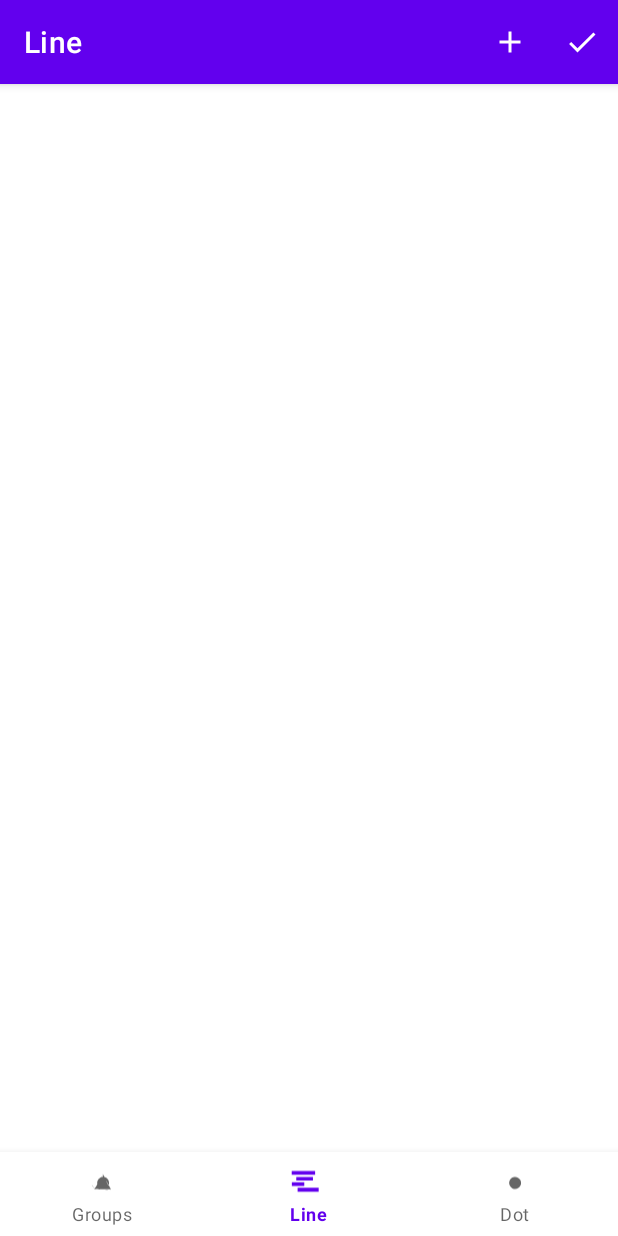
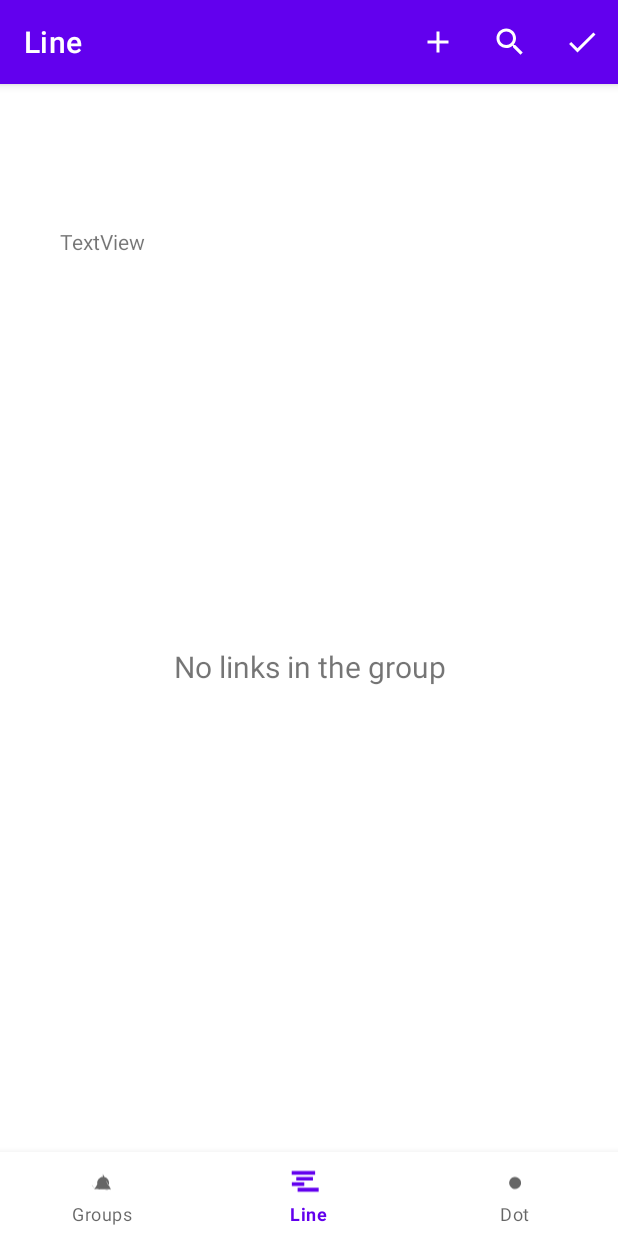
Before and after one commit to drogatkin/SharableLinks, an Android app: the LineFragment screen opened through its navigation route, on a phone screen of 412 x 824 dp. Run offline under Robolectric (Android 15) with nearby library versions, the phone set to English and light mode, and no system bars; our stand-ins replace navigation-ui; libraries missing offline, so code that uses them is left out: rogatkin.mobile.data; 1 statement that could not run was skipped.

Commit message:
major functionality of groups done, the code expects refactorin to reduce bloating and boilerplate

```diff
--- /dev/null
+++ b/app/src/main/res/drawable/ic_baseline_search_24.xml
@@ -0,0 +1,10 @@
+<vector xmlns:android="http://schemas.android.com/apk/res/android"
+    android:width="24dp"
+    android:height="24dp"
+    android:viewportWidth="24"
+    android:viewportHeight="24"
+    android:tint="?attr/colorControlNormal">
+  <path
+      android:fillColor="@android:color/white"
+      android:pathData="M15.5,14h-0.79l-0.28,-0.27C15.41,12.59 16,11.11 16,9.5 16,5.91 13.09,3 9.5,3S3,5.91 3,9.5 5.91,16 9.5,16c1.61,0 3.09,-0.59 4.23,-1.57l0.27,0.28v0.79l5,4.99L20.49,19l-4.99,-5zM9.5,14C7.01,14 5,11.99 5,9.5S7.01,5 9.5,5 14,7.01 14,9.5 11.99,14 9.5,14z"/>
+</vector>
--- a/app/src/main/res/layout/activity_main.xml
+++ b/app/src/main/res/layout/activity_main.xml
@@ -22,9 +22,9 @@
         android:id="@+id/nav_host_fragment"
         android:name="androidx.navigation.fragment.NavHostFragment"
         android:layout_width="match_parent"
-        android:layout_height="match_parent"
+        android:layout_height="610dp"
         app:defaultNavHost="true"
-        app:layout_constraintBottom_toTopOf="@id/nav_view"
+        app:layout_constraintBottom_toTopOf="@+id/nav_view"
         app:layout_constraintLeft_toLeftOf="parent"
         app:layout_constraintRight_toRightOf="parent"
         app:layout_constraintTop_toTopOf="parent"
--- a/app/src/main/res/layout/fragment_groups.xml
+++ b/app/src/main/res/layout/fragment_groups.xml
@@ -31,8 +31,8 @@
 
     <EditText
         android:id="@+id/ed_groupname"
-        android:layout_width="wrap_content"
-        android:layout_height="wrap_content"
+        android:layout_width="306dp"
+        android:layout_height="41dp"
         android:layout_marginTop="8dp"
         android:ems="10"
         android:hint="@string/ht_groupnane"
--- a/app/src/main/res/layout/fragment_line.xml
+++ b/app/src/main/res/layout/fragment_line.xml
@@ -14,9 +14,28 @@
         android:layout_marginTop="8dp"
         android:layout_marginEnd="8dp"
         android:textAlignment="center"
+        android:text="@string/lb_nolinks"
         android:textSize="20sp"
         app:layout_constraintBottom_toBottomOf="parent"
         app:layout_constraintEnd_toEndOf="parent"
         app:layout_constraintStart_toStartOf="parent"
         app:layout_constraintTop_toTopOf="parent" />
+
+    <TextView
+        android:id="@+id/tv_group"
+        android:layout_width="332dp"
+        android:layout_height="21dp"
+        android:layout_marginTop="16dp"
+        android:text="TextView"
+        app:layout_constraintEnd_toEndOf="parent"
+        app:layout_constraintStart_toStartOf="parent"
+        app:layout_constraintTop_toTopOf="parent" />
+
+    <androidx.recyclerview.widget.RecyclerView
+        android:id="@+id/ls_links"
+        android:layout_width="match_parent"
+        android:layout_height="0dp"
+        app:layout_constraintBottom_toBottomOf="parent"
+        app:layout_constraintTop_toBottomOf="@+id/tv_group"
+        tools:layout_editor_absoluteX="-2dp" />
 </androidx.constraintlayout.widget.ConstraintLayout>
--- a/app/src/main/res/menu/top_action_menu.xml
+++ b/app/src/main/res/menu/top_action_menu.xml
@@ -7,8 +7,13 @@
         android:icon="@drawable/ic_baseline_add_24"
         app:showAsAction="ifRoom"/>
 
+    <item android:title="@string/menu_search"
+        android:id="@+id/act_search"
+        android:icon="@drawable/ic_baseline_search_24"
+        app:showAsAction="ifRoom"/>
+
     <item android:title="@string/menu_ok"
         android:id="@+id/act_done"
         android:icon="@drawable/ic_baseline_done_24"
-        app:showAsAction="ifRoom"/>
+        app:showAsAction="always"/>
 </menu>
--- a/app/src/main/res/values/strings.xml
+++ b/app/src/main/res/values/strings.xml
@@ -4,7 +4,9 @@
     <string name="title_dashboard">Line</string>
     <string name="title_notifications">Dot</string>
     <string name="lb_nogoups">No groups created</string>
+    <string name="lb_nolinks">No links in the group</string>
     <string name="ht_groupnane">Group name</string>
     <string name="menu_add">Add</string>
     <string name="menu_ok">OK</string>
+    <string name="menu_search">Search</string>
 </resources>
```
Also changed, not shown: app/src/main/java/rogatkin/mobile/app/mylinks/model/Model.kt (+11 -0 lines), app/src/main/java/rogatkin/mobile/app/mylinks/ui/group/GroupFragment.kt (+55 -2 lines).
